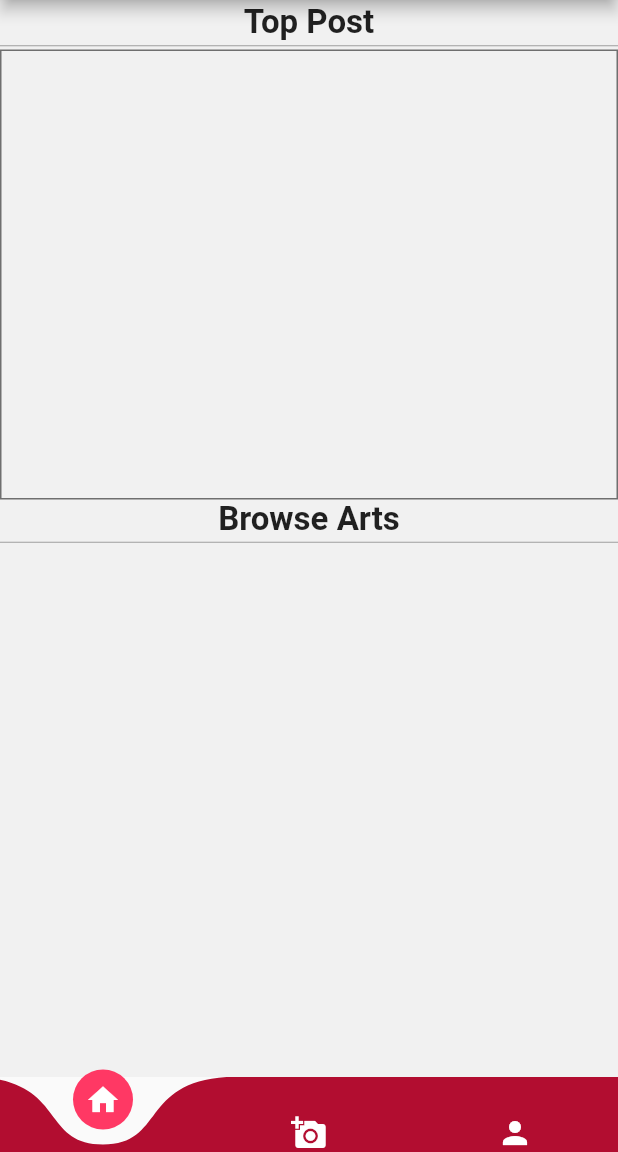
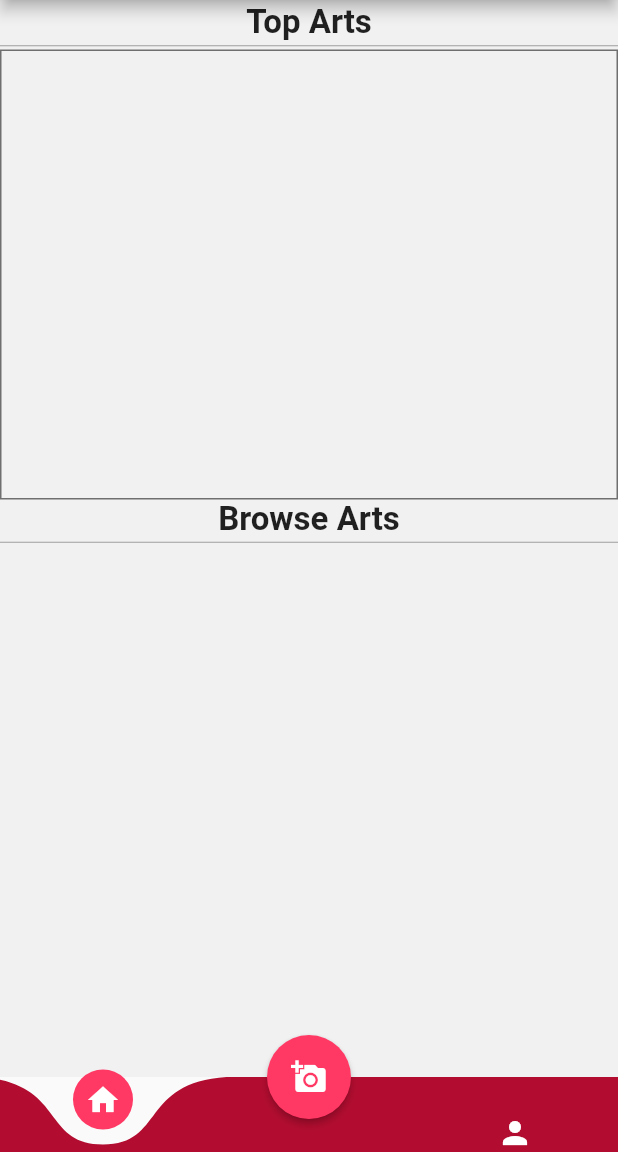
Before and after one commit to dhgavali/artsvalley, a Flutter app: the screen it shows once a user with an empty profile is signed in, on a phone screen of 412 x 824 dp, the part 84-1236 px from its top. Run offline on Flutter 3.47's test engine with Material 2 defaults, Android fonts, the phone set to English and light mode, and no system bars; drawn by our look-alikes of carousel_slider, curved_navigation_bar; our stand-ins replace cloud_firestore, connectivity, firebase_auth, firebase_core, firebase_storage, flutter_spinkit and 6 more; accounts and stored records are empty.

Commit message:
solved the print statement errors

```diff
--- a/lib/providers/uploadPostProvider.dart
+++ b/lib/providers/uploadPostProvider.dart
@@ -23,7 +23,6 @@ class UploadPost with ChangeNotifier {
     uploadPostImageVal == null
         ? print('select Image')
         : uploadPostImage = File(uploadPostImageVal.path);
-    print(uploadPostImageVal.path);
 
     uploadPostImage != null
         ? Navigator.push(
@@ -76,12 +75,10 @@ class UploadPost with ChangeNotifier {
         .putFile(uploadPostImage);
     final String downloadurl = await tasksnapshot.ref.getDownloadURL();
     uploadPostImageUrl = downloadurl;
-    print(uploadPostImageUrl);
     notifyListeners();
   }
 
   selectPostImageType(BuildContext context) {
-    print("select post called");
     return showModalBottomSheet(
         backgroundColor: Colors.transparent,
         context: context,
@@ -111,6 +108,7 @@ class UploadPost with ChangeNotifier {
                             onPressed: () {
                               //Picking the image from gallary passing the context.
                               pickUploadPostImage(context, ImageSource.gallery);
+
                             },
                           ),
                           Text(
--- a/lib/shared/BottomNavigationBar.dart
+++ b/lib/shared/BottomNavigationBar.dart
@@ -24,14 +24,27 @@ class HomePageCurvedBottomNav extends StatefulWidget {
 }
 
 class _HomePageCurvedBottomNavState extends State<HomePageCurvedBottomNav> {
-
   int selectedPage = 0;
-  var _pages = [HomePage(), HomePage(), Profile()];
+  var _pages = [HomePage(), Profile()];
 
   @override
   Widget build(BuildContext context) {
     return Scaffold(
       body: _pages[selectedPage],
+      floatingActionButton: FloatingActionButton(
+        onPressed: () {
+          Provider.of<UploadPost>(context, listen: false)
+              .selectPostImageType(context);
+        },
+        child: Icon(
+          Icons.add_a_photo,
+          color: Colors.white,
+        ),
+        backgroundColor: Color(0xffFF3864),
+        tooltip: "Upload a post",
+        elevation: 2.0,
+      ),
+      floatingActionButtonLocation: FloatingActionButtonLocation.centerDocked,
       bottomNavigationBar: CurvedNavigationBar(
         height: 50,
         color: Color(0xffB20D30),
@@ -39,32 +52,22 @@ class _HomePageCurvedBottomNavState extends State<HomePageCurvedBottomNav> {
         buttonBackgroundColor: Color(0xffFF3864),
         items: <Widget>[
           Icon(Icons.home, color: Colors.white),
-          InkWell(
-            onTap: () {
-              Provider.of<UploadPost>(context, listen: false)
-                  .selectPostImageType(context);
-            },
-            child: Icon(
-              Icons.add_a_photo,
-              color: Colors.white,
-            ),
-          ),
+          Expanded(child: SizedBox()),
           Icon(Icons.person, color: Colors.white),
         ],
         onTap: (index) {
-          // switch (index) {
-          //   case 0:
-          //   case 2:
           setState(() {
-            selectedPage = index;
+            if (index == 2 || index == 1) {
+              selectedPage = 1;
+            } else {
+              selectedPage = index;
+            }
           });
-          // break;
-          // }
         },
         animationDuration: Duration(
-          milliseconds: 200,
+          milliseconds: 350,
         ),
-        animationCurve: Curves.bounceInOut,
+        animationCurve: Curves.easeInOut,
       ),
     );
   }
--- a/lib/views/home.dart
+++ b/lib/views/home.dart
@@ -72,7 +72,7 @@ class _HomePageState extends State<HomePage> {
               SizedBox(
                 height: 2,
               ),
-              headline(context, "Top Post"),
+              headline(context, "Top Arts"),
               Container(
                 height: 300,
                 decoration:
--- a/lib/views/userprofile.dart
+++ b/lib/views/userprofile.dart
@@ -18,7 +18,7 @@ class UserProfilePage extends StatelessWidget {
   Widget build(BuildContext context) {
     return Scaffold(
       appBar: AppBar(
-        title: Text("usersProfile"),
+        title: Text("Profile"),
       ),
       body: StreamBuilder<UserProfileData>(
         stream: FetchUserData(userid: userid).userData,
@@ -55,7 +55,7 @@ class UserProfilePage extends StatelessWidget {
                                   borderRadius: BorderRadius.circular(100),
                                 ),
                                 child: CircleAvatar(
-                                  radius: 50,
+                                  radius: 40,
                                   backgroundImage: (userData.userProfile !=
                                           null)
                                       ? NetworkImage(userData.userProfile)
```
Also changed, not shown: lib/models/userdata_model.dart (+0 -7 lines), lib/profile_page/profile.dart (+10 -3 lines), lib/profile_page/updateProfilePhoto.dart (+15 -9 lines), lib/views/accountspage.dart (added, +8 -0 lines), lib/views/settings.dart (+42 -16 lines).
